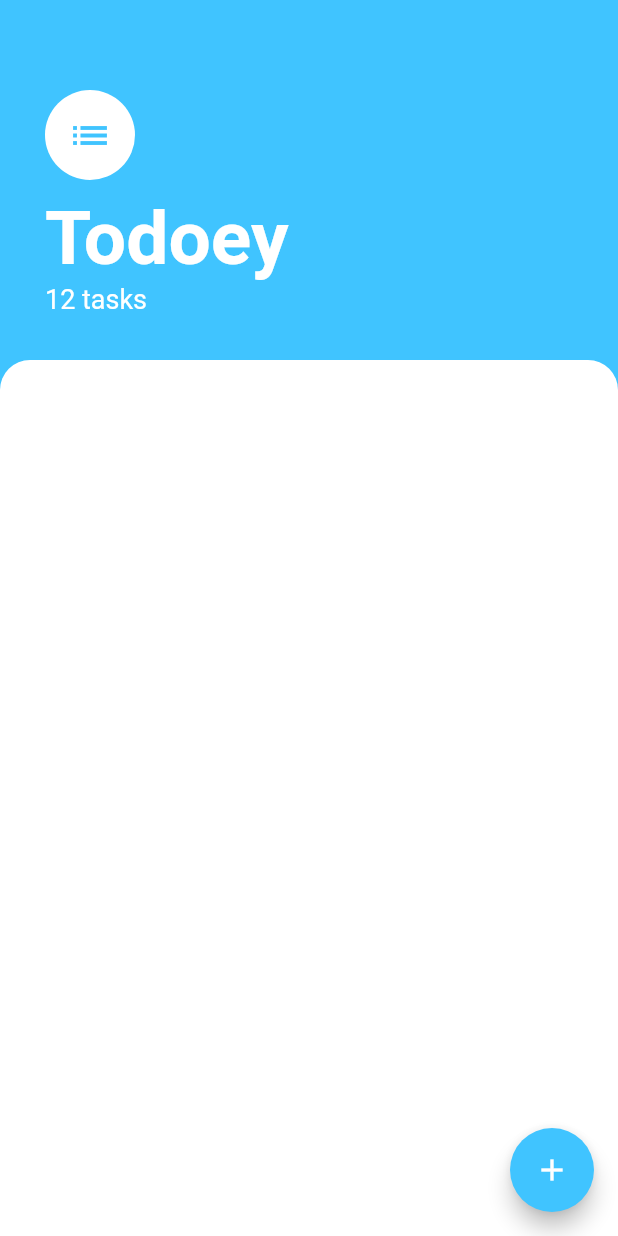
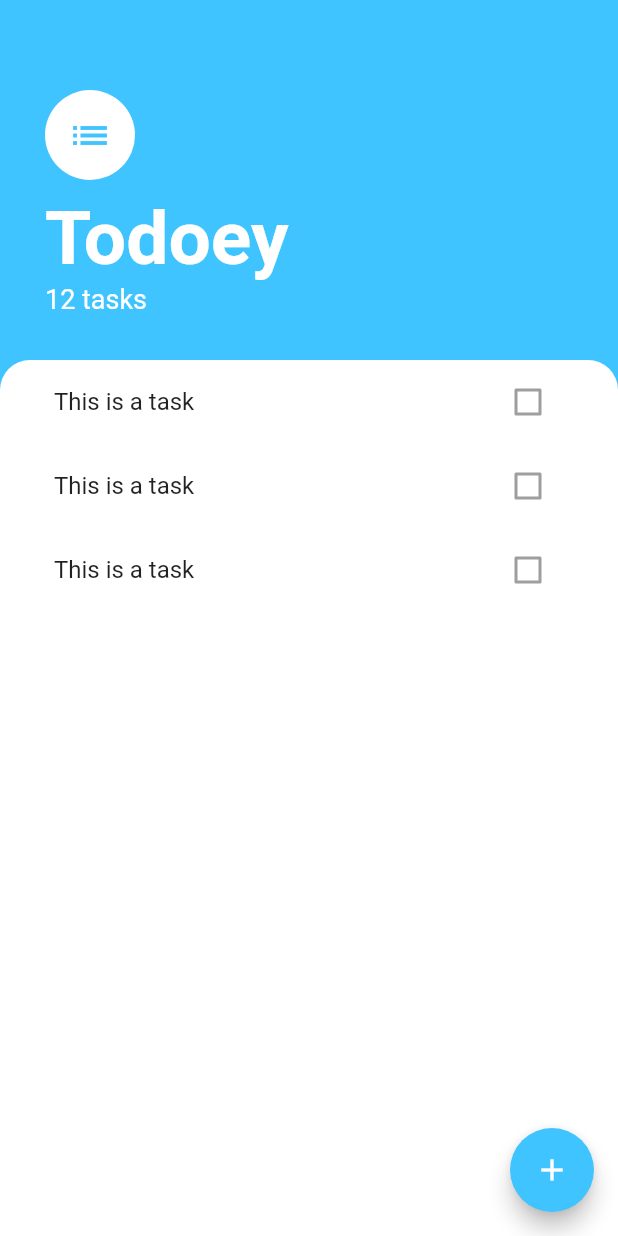
Before and after one commit to Wishman/todoey_flutter, a Flutter app: the screen it shows after launch, on a phone screen of 412 x 824 dp. Run offline on Flutter 3.47's test engine with Material 2 defaults, Android fonts, the phone set to English and light mode, and no system bars.

Commit message:
2. L-184: The ListView Challenge: 2.1 add ListView as child to bottom Container 2.2 add ListTiles as children 2.3 add symmetric 20px padding to container to line up 2.4 extract widget ListView as TasksList 2.5 extract widget ListTitle as TaskTile from TasksList (delete the other) 2.6 delete all constructors, delete any ListTile remaining in TasksList, add 2 more TaskTiles 2.7 create folder widgets (components), add tasks_list.dart & task_tile.dart and move TaskList & TaskTile there and add import material, add import statements to tasks_list & task_screen 2.8 add onPressed() to FloatingActionButton to add task

```diff
--- a/lib/screenss/task_screen.dart
+++ b/lib/screenss/task_screen.dart
@@ -1,4 +1,5 @@
 import 'package:flutter/material.dart'; // 1.4
+import 'package:todoey_flutter/widgets/tasks_list.dart';
 
 class TasksScreen extends StatelessWidget {
   @override
@@ -10,6 +11,10 @@ class TasksScreen extends StatelessWidget {
       floatingActionButton: FloatingActionButton(
         backgroundColor: Colors.lightBlueAccent,
         child: Icon(Icons.add),
+        // 2.8
+        onPressed: () {
+          // TODO: add logic to display ADD TASK Container
+        },
       ),
       // 1.16(b)
       body: Column(
@@ -56,10 +61,13 @@ class TasksScreen extends StatelessWidget {
           Expanded(
             // 1.14 - Container for tasks
             child: Container(
+              padding: EdgeInsets.symmetric(horizontal: 20.0), // 2.3
               decoration: BoxDecoration(
                 color: Colors.white,
                 borderRadius: BorderRadius.only(topLeft: Radius.circular(20.0), topRight: Radius.circular(20.0)),
               ),
+              //2.1 & 2.4
+              child: TasksList(),
             ),
           ),
         ],
--- /dev/null
+++ b/lib/widgets/task_tile.dart
@@ -0,0 +1,12 @@
+import 'package:flutter/material.dart';
+
+// 2.2 & 2.5 & 2.7
+class TaskTile extends StatelessWidget {
+  @override
+  Widget build(BuildContext context) {
+    return ListTile(
+      title: Text('This is a task'),
+      trailing: Checkbox(value: false),
+    );
+  }
+}
--- /dev/null
+++ b/lib/widgets/tasks_list.dart
@@ -0,0 +1,17 @@
+import 'package:flutter/material.dart';
+import 'package:todoey_flutter/widgets/task_tile.dart';
+
+// 2.1 & 2.4 & 1.7
+class TasksList extends StatelessWidget {
+  @override
+  Widget build(BuildContext context) {
+    return ListView(
+      children: <Widget>[
+        // 2.2 & 2.5
+        TaskTile(),
+        TaskTile(),
+        TaskTile(),
+      ],
+    );
+  }
+}
```
Also changed, not shown: steps.txt (+10 -0 lines), 1 other file.
